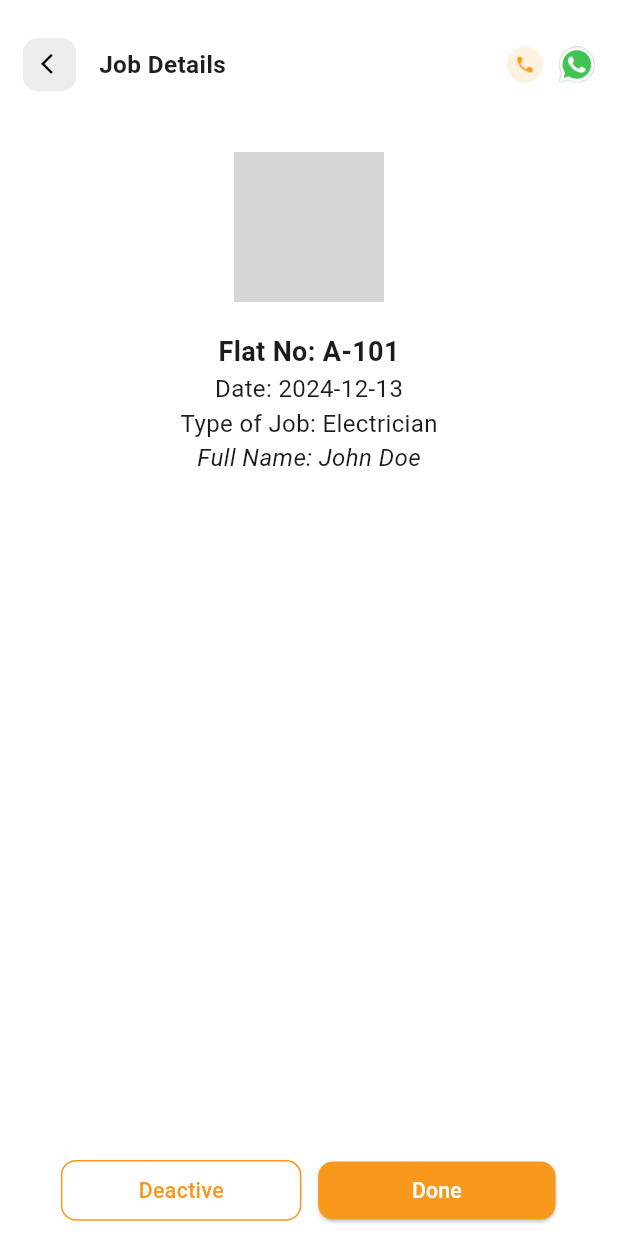
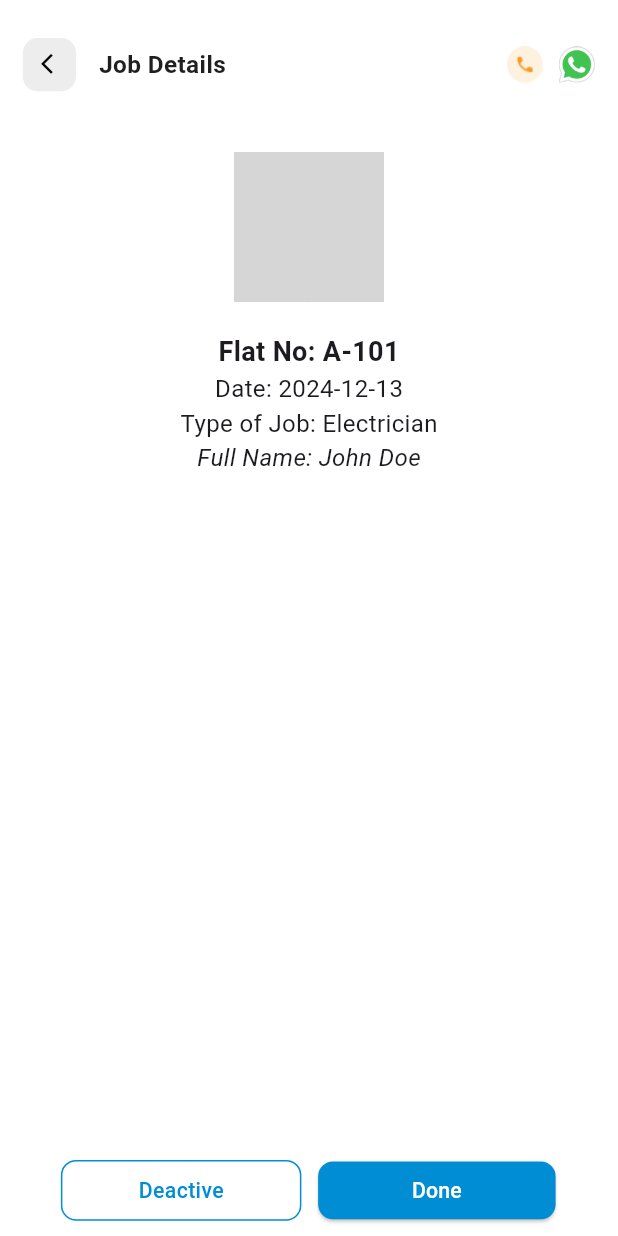
Before and after one commit to athul-velloth/just-connect, a Flutter app: the JobDetails screen opened directly with sample values from the repository, on a phone screen of 412 x 824 dp. Run offline on Flutter 3.47's test engine with Material 3 defaults, Android fonts, the phone set to English and light mode, and no system bars; our stand-ins replace flutter_screenutil, get, image_picker, permission_handler; network calls fail; grey boxes are pictures that could not be loaded.

Commit message:
primary color updated.

```diff
--- a/lib/constants/color_constants.dart
+++ b/lib/constants/color_constants.dart
@@ -4,7 +4,7 @@ class ColorConstant {
   factory ColorConstant() {
     return ColorConstant();
   }
-  static var primaryColor = const Color(0xFFF8991D);
+  static var primaryColor = const Color(0xFF008DD4);
   static var cardBgColor = const Color(0xFFEB8600);
   static var white = const Color(0xFFFFFFFF);
   static var white1 = const Color(0xFF475677);
```
